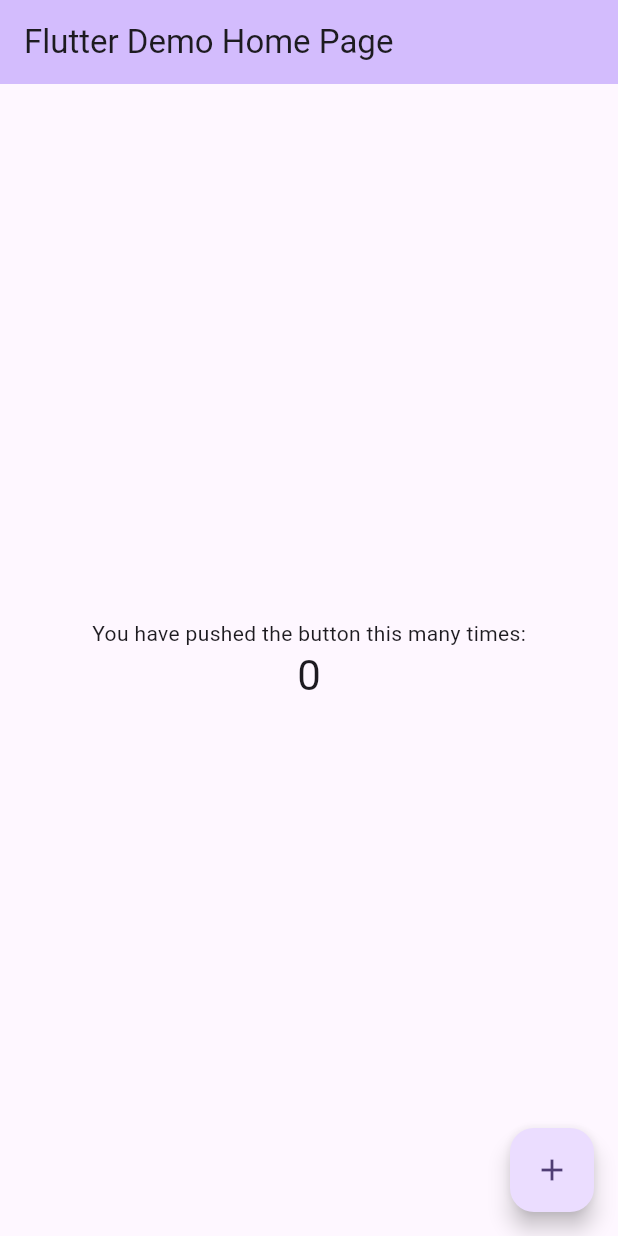
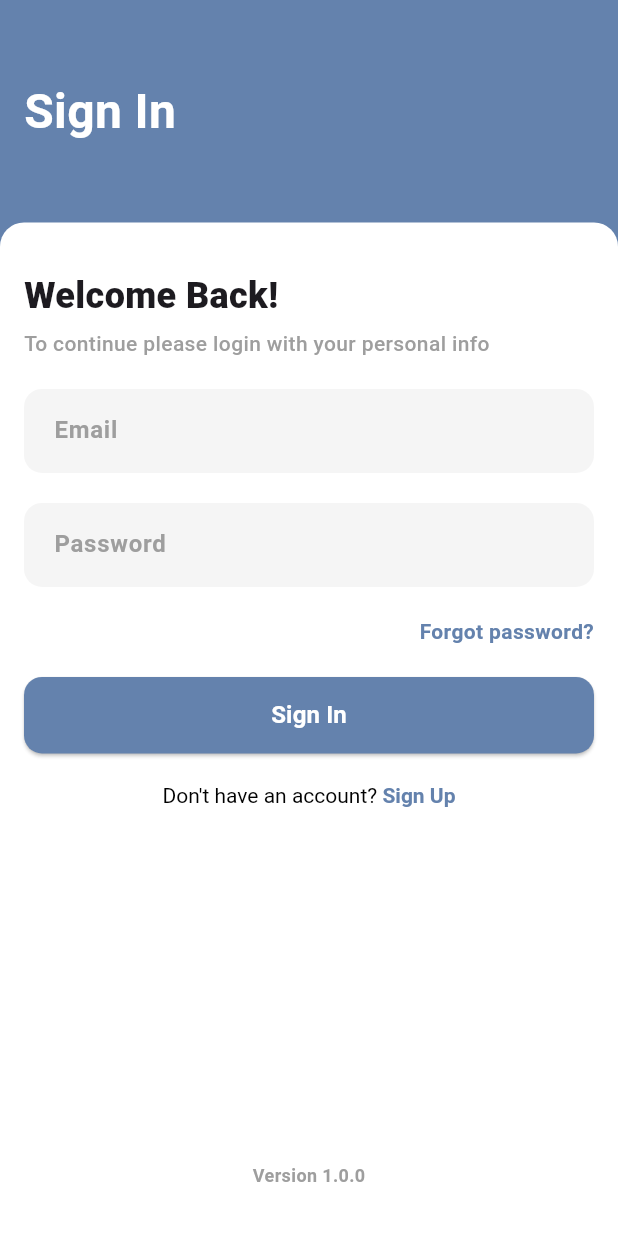
Before and after one commit to andrraa/flutter_blog_app, a Flutter app: the screen it shows after launch, on a phone screen of 412 x 824 dp. Run offline on Flutter 3.47's test engine with Material 3 defaults, Android fonts, the phone set to English and light mode, and no system bars.

Commit message:
feat: Import sign in page

```diff
--- /dev/null
+++ b/lib/cores/extension/app_extension.dart
@@ -0,0 +1,13 @@
+import 'package:flutter/material.dart';
+
+extension MediaQueryValues on BuildContext {
+  Size get screenSize => MediaQuery.of(this).size;
+
+  double get screenHeight => MediaQuery.of(this).size.height;
+
+  double get screenWidth => MediaQuery.of(this).size.width;
+
+  double get screenPaddingTop => MediaQuery.of(this).padding.top;
+
+  double get screenPaddingBottom => MediaQuery.of(this).padding.bottom;
+}
--- /dev/null
+++ b/lib/cores/theme/app_pallete.dart
@@ -0,0 +1,10 @@
+import 'package:flutter/material.dart';
+
+class AppPallete {
+  static const Color errorColor = Colors.redAccent;
+  static const Color formFieldColor = Color(0xFFF5F5F5);
+  static const Color greyColor = Colors.grey;
+  static const Color primaryColor = Color(0xFF6482AD);
+  static const Color transparentColor = Colors.transparent;
+  static const Color whiteColor = Colors.white;
+}
--- /dev/null
+++ b/lib/cores/theme/app_theme.dart
@@ -0,0 +1,5 @@
+import 'package:flutter/material.dart';
+
+class AppTheme {
+  static final lightTheme = ThemeData.light().copyWith();
+}
--- /dev/null
+++ b/lib/cores/widget/app_version.dart
@@ -0,0 +1,21 @@
+import 'package:blog_app/cores/theme/app_pallete.dart';
+import 'package:flutter/material.dart';
+
+class AppVersion extends StatelessWidget {
+  const AppVersion({super.key});
+
+  @override
+  Widget build(BuildContext context) {
+    return const Align(
+      alignment: Alignment.center,
+      child: Text(
+        'Version 1.0.0',
+        style: TextStyle(
+          color: AppPallete.greyColor,
+          fontSize: 12,
+          fontWeight: FontWeight.bold,
+        ),
+      ),
+    );
+  }
+}
--- /dev/null
+++ b/lib/features/auth/presentation/screens/signin_screen.dart
@@ -0,0 +1,109 @@
+import 'package:blog_app/cores/theme/app_pallete.dart';
+import 'package:blog_app/cores/widget/app_version.dart';
+import 'package:blog_app/features/auth/presentation/widgets/auth_button.dart';
+import 'package:blog_app/features/auth/presentation/widgets/auth_footer.dart';
+import 'package:blog_app/features/auth/presentation/widgets/auth_form_field.dart';
+import 'package:blog_app/features/auth/presentation/widgets/auth_header.dart';
+import 'package:flutter/material.dart';
+
+class SignInScreen extends StatefulWidget {
+  const SignInScreen({super.key});
+
+  @override
+  State<SignInScreen> createState() => _SignInScreenState();
+}
+
+class _SignInScreenState extends State<SignInScreen> {
+  final emailController = TextEditingController();
+  final passwordController = TextEditingController();
+
+  @override
+  Widget build(BuildContext context) {
+    return Scaffold(
+      backgroundColor: AppPallete.primaryColor,
+      body: SafeArea(
+        child: Column(
+          children: [
+            const AuthHeader(),
+            Expanded(
+              child: Container(
+                width: double.infinity,
+                decoration: const BoxDecoration(
+                  borderRadius: BorderRadius.only(
+                    topLeft: Radius.circular(16),
+                    topRight: Radius.circular(16),
+                  ),
+                  color: AppPallete.whiteColor,
+                ),
+                child: Padding(
+                  padding: const EdgeInsets.symmetric(
+                    horizontal: 16,
+                    vertical: 32,
+                  ),
+                  child: Column(
+                    mainAxisAlignment: MainAxisAlignment.spaceBetween,
+                    crossAxisAlignment: CrossAxisAlignment.start,
+                    children: [
+                      Column(
+                        crossAxisAlignment: CrossAxisAlignment.start,
+                        children: [
+                          const Text(
+                            'Welcome Back!',
+                            style: TextStyle(
+                              fontSize: 24,
+                              fontWeight: FontWeight.w900,
+                            ),
+                          ),
+                          const SizedBox(height: 5),
+                          const Text(
+                            'To continue please login with your personal info',
+                            style: TextStyle(
+                              color: AppPallete.greyColor,
+                              fontSize: 14,
+                              fontWeight: FontWeight.w500,
+                            ),
+                          ),
+                          const SizedBox(height: 20),
+                          AuthFormField(
+                            hintText: 'Email',
+                            isObsecure: false,
+                            controller: emailController,
+                          ),
+                          const SizedBox(height: 20),
+                          AuthFormField(
+                            hintText: 'Password',
+                            isObsecure: true,
+                            controller: passwordController,
+                          ),
+                          const SizedBox(height: 20),
+                          Align(
+                            alignment: Alignment.centerRight,
+                            child: GestureDetector(
+                              onTap: () {},
+                              child: const Text(
+                                'Forgot password?',
+                                style: TextStyle(
+                                  color: AppPallete.primaryColor,
+                                  fontWeight: FontWeight.bold,
+                                ),
+                              ),
+                            ),
+                          ),
+                          const SizedBox(height: 20),
+                          const AuthButton(),
+                          const SizedBox(height: 20),
+                          const AuthFooter(),
+                        ],
+                      ),
+                      const AppVersion(),
+                    ],
+                  ),
+                ),
+              ),
+            ),
+          ],
+        ),
+      ),
+    );
+  }
+}
--- /dev/null
+++ b/lib/features/auth/presentation/screens/signup_screen.dart
@@ -0,0 +1,19 @@
+import 'package:flutter/material.dart';
+
+class SignUpScreen extends StatefulWidget {
+  const SignUpScreen({super.key});
+
+  @override
+  State<SignUpScreen> createState() => _SignUpScreenState();
+}
+
+class _SignUpScreenState extends State<SignUpScreen> {
+  @override
+  Widget build(BuildContext context) {
+    return const Scaffold(
+      body: Center(
+        child: Text('Hello from blog app'),
+      ),
+    );
+  }
+}
--- /dev/null
+++ b/lib/features/auth/presentation/widgets/auth_button.dart
@@ -0,0 +1,29 @@
+import 'package:blog_app/cores/theme/app_pallete.dart';
+import 'package:flutter/material.dart';
+
+class AuthButton extends StatelessWidget {
+  const AuthButton({super.key});
+
+  @override
+  Widget build(BuildContext context) {
+    return ElevatedButton(
+      onPressed: () {},
+      style: ElevatedButton.styleFrom(
+        backgroundColor: AppPallete.primaryColor,
+        foregroundColor: AppPallete.whiteColor,
+        minimumSize: const Size(double.infinity, 0),
+        padding: const EdgeInsets.all(14),
+        shape: RoundedRectangleBorder(
+          borderRadius: BorderRadius.circular(12),
+        ),
+      ),
+      child: const Text(
+        'Sign In',
+        style: TextStyle(
+          fontSize: 16,
+          fontWeight: FontWeight.bold,
+        ),
+      ),
+    );
+  }
+}
--- /dev/null
+++ b/lib/features/auth/presentation/widgets/auth_footer.dart
@@ -0,0 +1,28 @@
+import 'package:blog_app/cores/theme/app_pallete.dart';
+import 'package:flutter/material.dart';
+
+class AuthFooter extends StatelessWidget {
+  const AuthFooter({super.key});
+
+  @override
+  Widget build(BuildContext context) {
+    return Align(
+      alignment: Alignment.center,
+      child: RichText(
+        text: const TextSpan(
+          text: 'Don\'t have an account? ',
+          style: TextStyle(color: Colors.black),
+          children: [
+            TextSpan(
+              text: 'Sign Up',
+              style: TextStyle(
+                color: AppPallete.primaryColor,
+                fontWeight: FontWeight.bold,
+              ),
+            )
+          ],
+        ),
+      ),
+    );
+  }
+}
--- /dev/null
+++ b/lib/features/auth/presentation/widgets/auth_form_field.dart
@@ -0,0 +1,75 @@
+import 'package:blog_app/cores/theme/app_pallete.dart';
+import 'package:flutter/material.dart';
+
+class AuthFormField extends StatelessWidget {
+  final String hintText;
+  final bool isObsecure;
+  final TextEditingController controller;
+
+  const AuthFormField({
+    super.key,
+    required this.hintText,
+    required this.isObsecure,
+    required this.controller,
+  });
+
+  @override
+  Widget build(BuildContext context) {
+    return TextFormField(
+      controller: controller,
+      decoration: InputDecoration(
+        border: const OutlineInputBorder(
+          borderSide: BorderSide(
+            color: AppPallete.transparentColor,
+            width: 0,
+          ),
+          borderRadius: BorderRadius.all(
+            Radius.circular(12),
+          ),
+        ),
+        enabledBorder: const OutlineInputBorder(
+          borderSide: BorderSide(
+            color: AppPallete.transparentColor,
+            width: 0,
+          ),
+          borderRadius: BorderRadius.all(
+            Radius.circular(12),
+          ),
+        ),
+        errorBorder: const OutlineInputBorder(
+          borderSide: BorderSide(
+            color: AppPallete.errorColor,
+            width: 2,
+          ),
+          borderRadius: BorderRadius.all(
+            Radius.circular(12),
+          ),
+        ),
+        focusedBorder: const OutlineInputBorder(
+          borderSide: BorderSide(
+            color: AppPallete.transparentColor,
+            width: 0,
+          ),
+          borderRadius: BorderRadius.all(
+            Radius.circular(12),
+          ),
+        ),
+        contentPadding: const EdgeInsets.all(16),
+        fillColor: AppPallete.formFieldColor,
+        filled: true,
+        hintText: hintText,
+        hintStyle: const TextStyle(
+          color: AppPallete.greyColor,
+          fontWeight: FontWeight.bold,
+        ),
+      ),
+      obscureText: isObsecure,
+      validator: (value) {
+        if (value!.isEmpty) {
+          return '$hintText Tidak Boleh Kosong!';
+        }
+        return null;
+      },
+    );
+  }
+}
--- /dev/null
+++ b/lib/features/auth/presentation/widgets/auth_header.dart
@@ -0,0 +1,29 @@
+import 'package:blog_app/cores/extension/app_extension.dart';
+import 'package:blog_app/cores/theme/app_pallete.dart';
+import 'package:flutter/material.dart';
+
+class AuthHeader extends StatelessWidget {
+  const AuthHeader({super.key});
+
+  @override
+  Widget build(BuildContext context) {
+    return SizedBox(
+      height: context.screenHeight * 0.18,
+      width: double.infinity,
+      child: const Align(
+        alignment: Alignment.centerLeft,
+        child: Padding(
+          padding: EdgeInsets.all(16),
+          child: Text(
+            'Sign In',
+            style: TextStyle(
+              color: AppPallete.whiteColor,
+              fontSize: 32,
+              fontWeight: FontWeight.w700,
+            ),
+          ),
+        ),
+      ),
+    );
+  }
+}
--- a/lib/main.dart
+++ b/lib/main.dart
@@ -1,125 +1,20 @@
+import 'package:blog_app/cores/theme/app_theme.dart';
+import 'package:blog_app/features/auth/presentation/screens/signin_screen.dart';
 import 'package:flutter/material.dart';
 
 void main() {
-  runApp(const MyApp());
+  runApp(const BlogApp());
 }
 
-class MyApp extends StatelessWidget {
-  const MyApp({super.key});
+class BlogApp extends StatelessWidget {
+  const BlogApp({super.key});
 
-  // This widget is the root of your application.
   @override
   Widget build(BuildContext context) {
     return MaterialApp(
-      title: 'Flutter Demo',
-      theme: ThemeData(
-        // This is the theme of your application.
-        //
-        // TRY THIS: Try running your application with "flutter run". You'll see
-        // the application has a purple toolbar. Then, without quitting the app,
-        // try changing the seedColor in the colorScheme below to Colors.green
-        // and then invoke "hot reload" (save your changes or press the "hot
-        // reload" button in a Flutter-supported IDE, or press "r" if you used
-        // the command line to start the app).
-        //
-        // Notice that the counter didn't reset back to zero; the application
-        // state is not lost during the reload. To reset the state, use hot
-        // restart instead.
-        //
-        // This works for code too, not just values: Most code changes can be
-        // tested with just a hot reload.
-        colorScheme: ColorScheme.fromSeed(seedColor: Colors.deepPurple),
-        useMaterial3: true,
-      ),
-      home: const MyHomePage(title: 'Flutter Demo Home Page'),
+      debugShowCheckedModeBanner: false,
+      theme: AppTheme.lightTheme,
+      home: const SignInScreen(),
     );
   }
 }
-
-class MyHomePage extends StatefulWidget {
-  const MyHomePage({super.key, required this.title});
-
-  // This widget is the home page of your application. It is stateful, meaning
-  // that it has a State object (defined below) that contains fields that affect
-  // how it looks.
-
-  // This class is the configuration for the state. It holds the values (in this
-  // case the title) provided by the parent (in this case the App widget) and
-  // used by the build method of the State. Fields in a Widget subclass are
-  // always marked "final".
-
-  final String title;
-
-  @override
-  State<MyHomePage> createState() => _MyHomePageState();
-}
-
-class _MyHomePageState extends State<MyHomePage> {
-  int _counter = 0;
-
-  void _incrementCounter() {
-    setState(() {
-      // This call to setState tells the Flutter framework that something has
-      // changed in this State, which causes it to rerun the build method below
-      // so that the display can reflect the updated values. If we changed
-      // _counter without calling setState(), then the build method would not be
-      // called again, and so nothing would appear to happen.
-      _counter++;
-    });
-  }
-
-  @override
-  Widget build(BuildContext context) {
-    // This method is rerun every time setState is called, for instance as done
-    // by the _incrementCounter method above.
-    //
-    // The Flutter framework has been optimized to make rerunning build methods
-    // fast, so that you can just rebuild anything that needs updating rather
-    // than having to individually change instances of widgets.
-    return Scaffold(
-      appBar: AppBar(
-        // TRY THIS: Try changing the color here to a specific color (to
-        // Colors.amber, perhaps?) and trigger a hot reload to see the AppBar
-        // change color while the other colors stay the same.
-        backgroundColor: Theme.of(context).colorScheme.inversePrimary,
-        // Here we take the value from the MyHomePage object that was created by
-        // the App.build method, and use it to set our appbar title.
-        title: Text(widget.title),
-      ),
-      body: Center(
-        // Center is a layout widget. It takes a single child and positions it
-        // in the middle of the parent.
-        child: Column(
-          // Column is also a layout widget. It takes a list of children and
-          // arranges them vertically. By default, it sizes itself to fit its
-          // children horizontally, and tries to be as tall as its parent.
-          //
-          // Column has various properties to control how it sizes itself and
-          // how it positions its children. Here we use mainAxisAlignment to
-          // center the children vertically; the main axis here is the vertical
-          // axis because Columns are vertical (the cross axis would be
-          // horizontal).
-          //
-          // TRY THIS: Invoke "debug painting" (choose the "Toggle Debug Paint"
-          // action in the IDE, or press "p" in the console), to see the
-          // wireframe for each widget.
-          mainAxisAlignment: MainAxisAlignment.center,
-          children: <Widget>[
-            const Text(
-              'You have pushed the button this many times:',
-            ),
-            Text(
-              '$_counter',
-              style: Theme.of(context).textTheme.headlineMedium,
-            ),
-          ],
-        ),
-      ),
-      floatingActionButton: FloatingActionButton(
-        onPressed: _incrementCounter,
-        tooltip: 'Increment',
-        child: const Icon(Icons.add),
-      ), // This trailing comma makes auto-formatting nicer for build methods.
-    );
-  }
-}
```
Also changed, not shown: pubspec.yaml (+7 -71 lines), lib/cores/helper/app_helper.dart (added), pubspec.lock.
